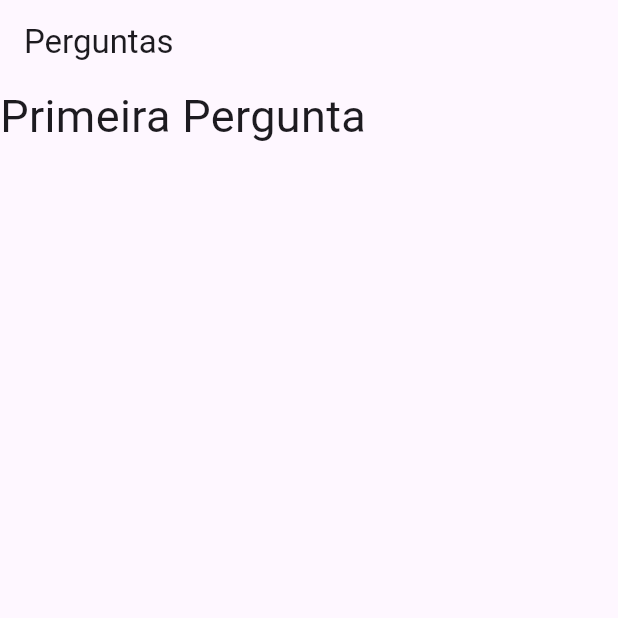
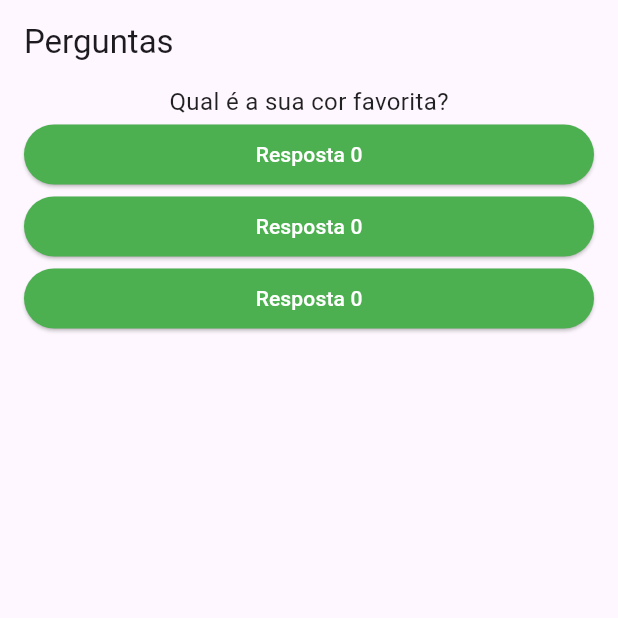
Before and after one commit to Antonio-Sitoe/curso_flutter, a Flutter app: the screen it shows after launch, on a phone screen of 412 x 824 dp, the top half of it. Run offline on Flutter 3.47's test engine with Material 3 defaults, Android fonts, the phone set to English and light mode, and no system bars.

Commit message:
inicio do app de questoes

```diff
--- /dev/null
+++ b/question/lib/button.dart
@@ -0,0 +1,30 @@
+import 'package:flutter/material.dart';
+
+class Button extends StatelessWidget {
+  final VoidCallback _responder;
+  final int _perguntaSelecionada;
+
+  Button(this._responder, this._perguntaSelecionada);
+
+  @override
+  Widget build(BuildContext context) {
+    return Container(
+      margin: EdgeInsets.symmetric(
+        horizontal: 16.0,
+      ), // Margin on left and right
+      width: double.infinity,
+      child: ElevatedButton(
+        style: ButtonStyle(
+          backgroundColor: MaterialStateProperty.all(
+            Color(0xFF4CAF50),
+          ), // A nice green color
+        ),
+        onPressed: this._responder,
+        child: Text(
+          'Resposta ${_perguntaSelecionada}',
+          style: TextStyle(color: Colors.white), // Ensures text is readable
+        ),
+      ),
+    );
+  }
+}
--- a/question/lib/main.dart
+++ b/question/lib/main.dart
@@ -1,21 +1,54 @@
 import 'package:flutter/material.dart';
+import './button.dart';
+import 'package:question/questao.dart';
 
 void main() {
   runApp(PerguntaApp());
 }
 
-class PerguntaApp extends StatelessWidget {
-  const PerguntaApp({super.key});
+class _PerguntaAppState extends State<PerguntaApp> {
+  var _perguntaSelecionada = 0;
+  void _responder() {
+    setState(() {
+      _perguntaSelecionada++;
+    });
+    print(_perguntaSelecionada);
+  }
 
   @override
   Widget build(BuildContext context) {
+    final List<Map<String, Object>> Perguntas = [
+      {
+        "texto": "Qual é a sua cor favorita?",
+        "respostas": ['Preto', 'Vermelho', 'Verde', 'Branco'],
+      },
+      {
+        "texto": "Qual é o seu animal favorito?",
+        "respostas": ['Coelho', 'Cobra', 'Elefante', 'Leão'],
+      },
+      {
+        "texto": "Qual é o seu time favorito?",
+        "respostas": ['Flamengo', 'Corinthians', 'São Paulo', 'Palmeiras'],
+      },
+    ];
     return MaterialApp(
       home: Scaffold(
         appBar: AppBar(title: Text('Perguntas')),
         body: Column(
-          children: [Text('Primeira Pergunta', style: TextStyle(fontSize: 30))],
+          children: [
+            Questao(Perguntas[_perguntaSelecionada]['texto'] as String),
+            Button(_responder, _perguntaSelecionada),
+            Button(_responder, _perguntaSelecionada),
+            Button(_responder, _perguntaSelecionada),
+          ],
         ),
       ),
     );
   }
 }
+
+class PerguntaApp extends StatefulWidget {
+  _PerguntaAppState createState() {
+    return _PerguntaAppState();
+  }
+}
--- /dev/null
+++ b/question/lib/questao.dart
@@ -0,0 +1,20 @@
+import 'package:flutter/material.dart';
+
+class Questao extends StatelessWidget {
+  String texto;
+
+  Questao(this.texto);
+
+  @override
+  Widget build(BuildContext context) {
+    return Container(
+      child: Center(
+        child: Text(
+          this.texto,
+          textDirection: TextDirection.ltr,
+          style: TextStyle(fontSize: 16, color: Colors.black87),
+        ),
+      ),
+    );
+  }
+}
```
